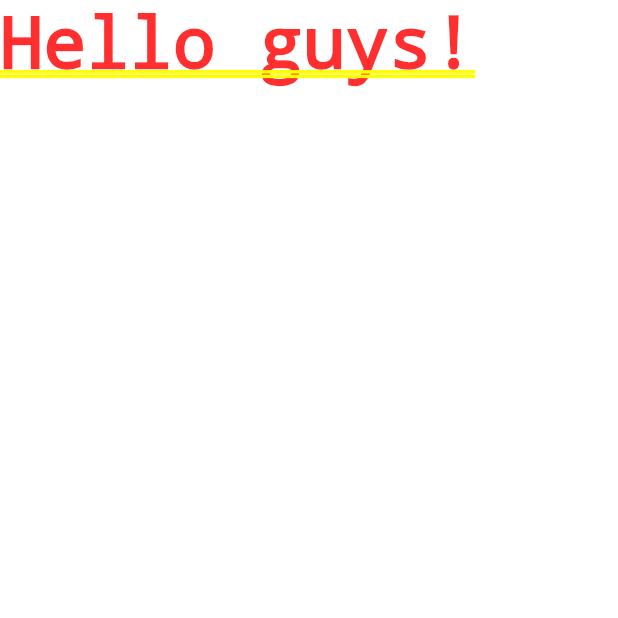
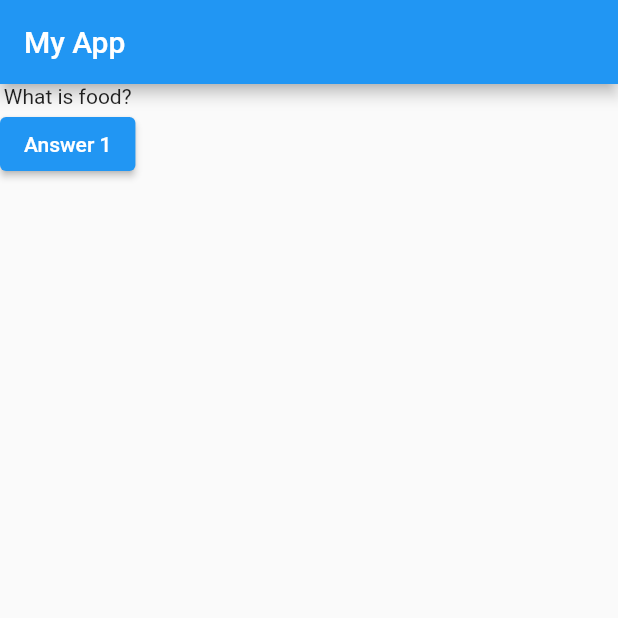
Before and after one commit to basic-bhavya/flutter-learn, a Flutter app: the screen it shows after launch, on a phone screen of 412 x 824 dp, the top half of it. Run offline on Flutter 3.47's test engine with Material 2 defaults, Android fonts, the phone set to English and light mode, and no system bars.

Commit message:
question state

```diff
--- a/lib/main.dart
+++ b/lib/main.dart
@@ -3,9 +3,40 @@ import 'package:flutter/material.dart';
 // import 'package:shared_preferences/shared_preferences.dart';
 
 void main() {
-  WidgetsFlutterBinding.ensureInitialized();
+  runApp(Quiz());
+}
 
-  // Constants.prefs = await SharedPreferences.getInstance();
+class Quiz extends StatefulWidget {
+  @override
+  _QuizState createState() => _QuizState();
+}
 
-  runApp(MaterialApp(title: "Hey Look", home: Text("Hello guys!")));
+class _QuizState extends State<Quiz> {
+  var questionIndex = 0;
+
+  var questions = ['What is food?', 'What is life?', 'What is this?'];
+
+  @override
+  Widget build(BuildContext context) {
+    void answerQuestion() {
+      print("answered");
+      setState(() {
+        questionIndex = questionIndex + 1;
+      });
+    }
+
+    return MaterialApp(
+        title: "Hey Look",
+        home: Scaffold(
+            appBar: AppBar(
+              title: Text("My App"),
+            ),
+            body: Column(
+              children: [
+                Text(questions[questionIndex]),
+                ElevatedButton(
+                    onPressed: answerQuestion, child: Text("Answer 1"))
+              ],
+            )));
+  }
 }
--- a/lib/utils/constants.dart
+++ /dev/null
@@ -1,5 +0,0 @@
-import 'package:shared_preferences/shared_preferences.dart';
-
-class Constants {
-  static SharedPreferences? prefs;
-}
```
Also changed, not shown: lib/question.dart (added).
